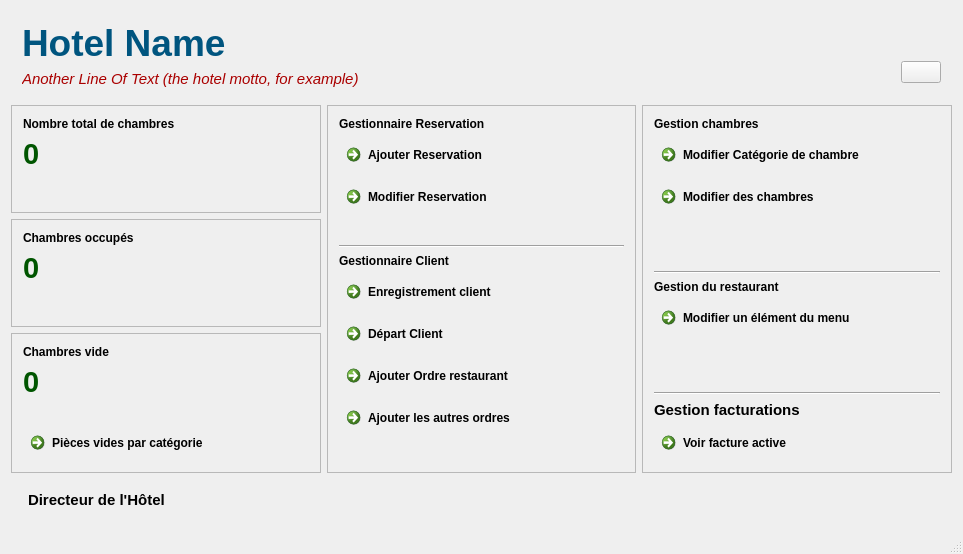
abdeljalilanane/Innovative-Hotel-Manager, file mainwindow.ui: the form before one commit.
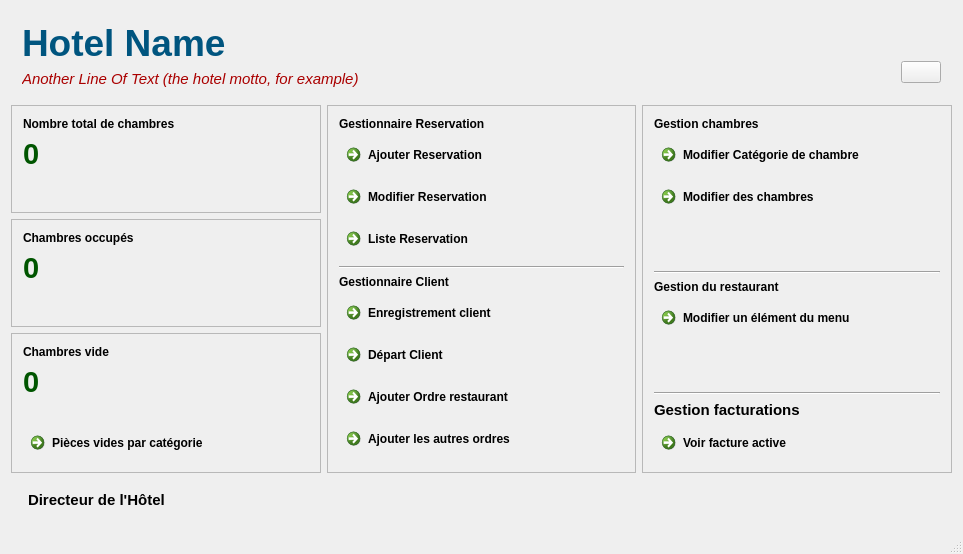
The form after the commit. Icons and pictures are not drawn.

Commit message: liste resv

What changed in the file:
```diff
--- a/mainwindow.ui
+++ b/mainwindow.ui
@@ -491,6 +491,13 @@
            </property>
           </widget>
          </item>
+         <item>
+          <widget class="QCommandLinkButton" name="BtnListeReservation">
+           <property name="text">
+            <string>Liste Reservation</string>
+           </property>
+          </widget>
+         </item>
          <item>
           <spacer name="verticalSpacer_9">
            <property name="orientation">
```
The commit also changes 7 other files.
